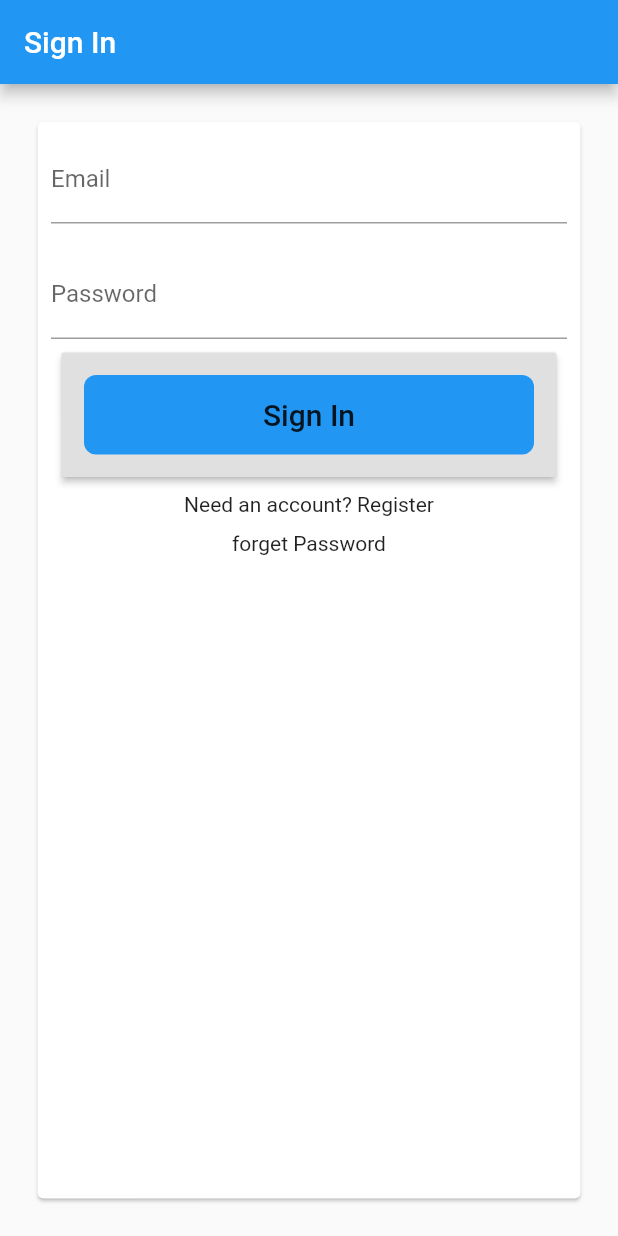
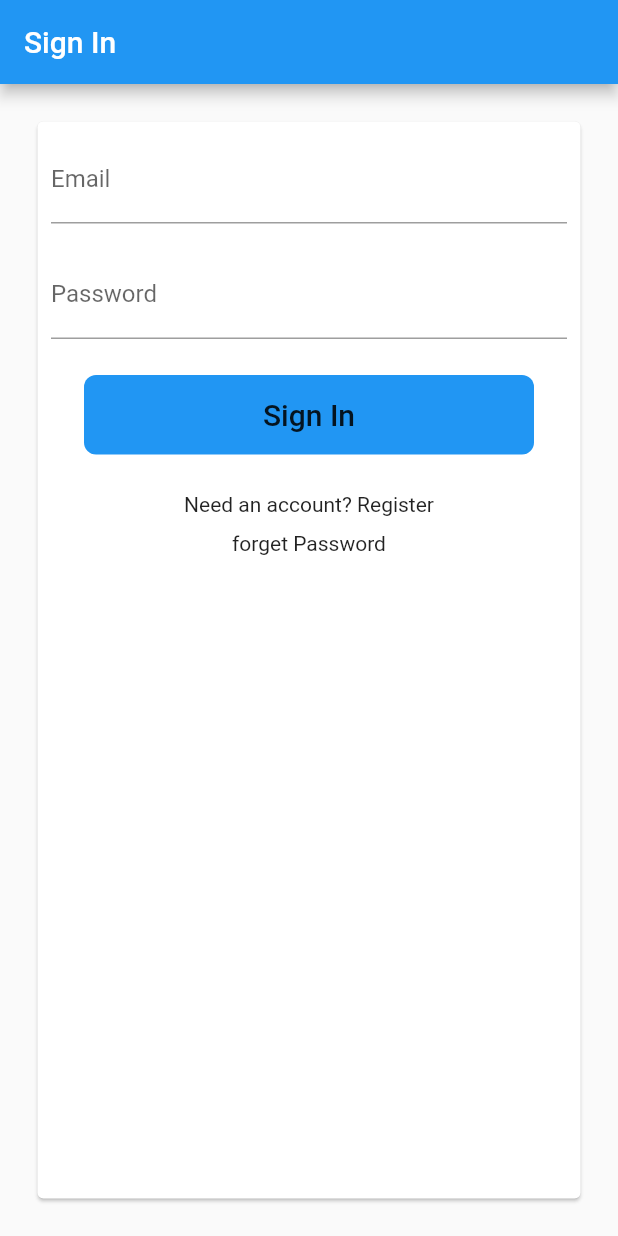
Before and after one commit to abanob-yacoup/FlutterApp, a Flutter app: the screen it shows after launch, on a phone screen of 412 x 824 dp. Run offline on Flutter 3.47's test engine with Material 2 defaults, Android fonts, the light colour scheme and no system bars; our stand-ins replace dio.

Commit message:
change button type

```diff
--- a/lib/main.dart
+++ b/lib/main.dart
@@ -52,7 +52,7 @@ class _MyHomePageState extends State<MyHomePage> {
                 decoration: InputDecoration(labelText: 'Password'),
               ),
             ),
-            RaisedButton(
+            FlatButton(
               padding: const EdgeInsets.all(15.0),
               onPressed: () {
                 Navigator.push(
```
